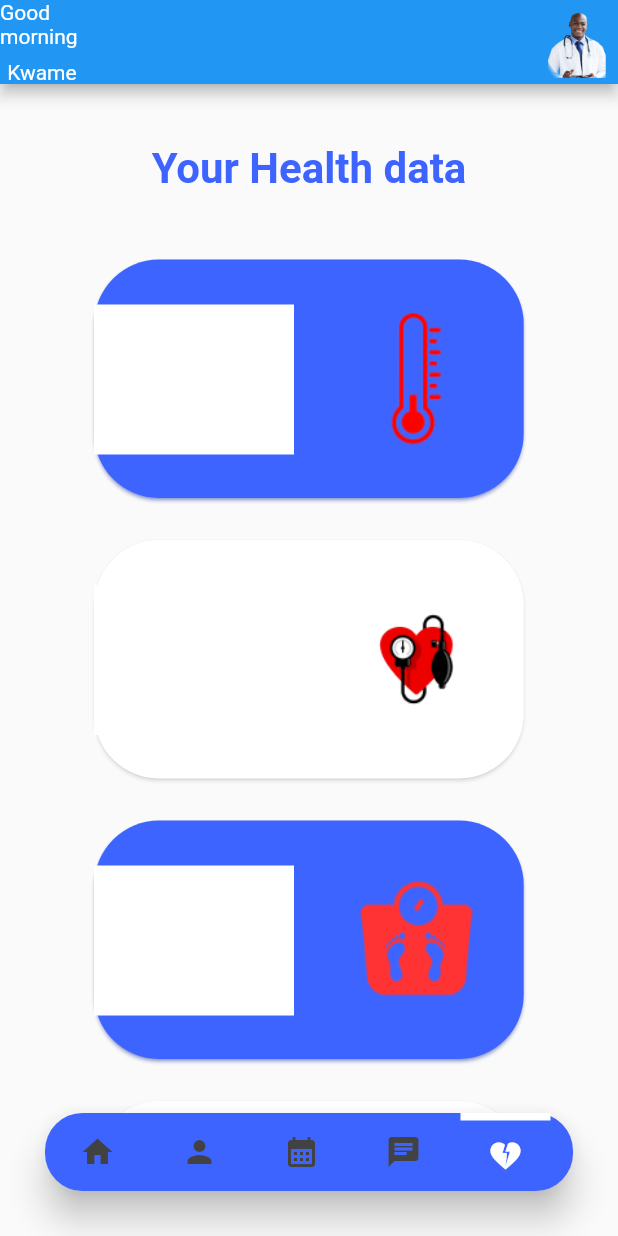
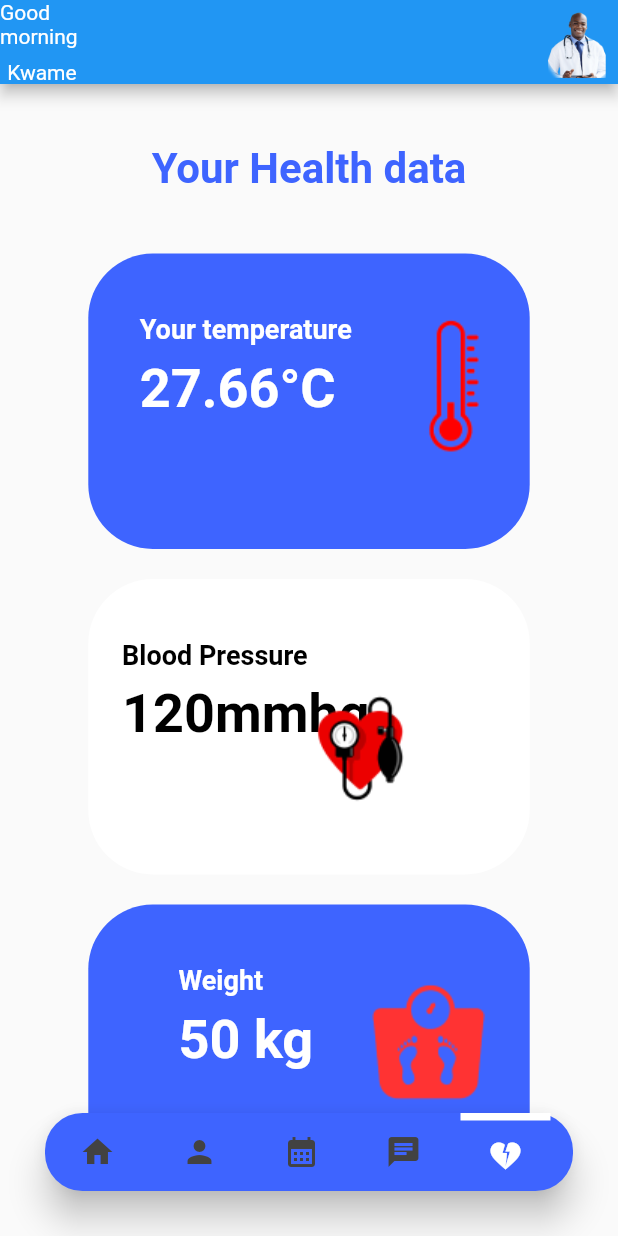
Before and after one commit to akuetteh51/ProjectWork, a Flutter app: the SensorHome screen opened directly, on a phone screen of 412 x 824 dp. Run offline on Flutter 3.47's test engine with Material 2 defaults, Android fonts, the light colour scheme and no system bars; our stand-ins replace animated_splash_screen, charts_flutter, cloud_firestore, equatable, firebase_auth, firebase_core and 2 more; accounts and stored records are empty.

Commit message:
working on firebase and Sensor data screens

```diff
--- /dev/null
+++ b/vita_chek_v2/lib/provider/signup/signup_provider.dart
@@ -0,0 +1,31 @@
+import 'package:flutter/material.dart';
+import 'package:vita_chek_v2/models/custom_error.dart';
+import 'package:vita_chek_v2/provider/signup/sigup_state.dart';
+import 'package:vita_chek_v2/views/auth_repos.dart';
+
+class SignupProvider with ChangeNotifier {
+  SignupState _state = SignupState.initial();
+  SignupState get state => _state;
+
+  final AuthRepository authRepository;
+  SignupProvider({
+    required this.authRepository,
+  });
+  Future<void> signup({
+    required String name,
+    required String email,
+    required String password,
+  }) async {
+    _state = _state.copyWith(signupStatus: SignupStatus.submitting);
+    notifyListeners();
+    try {
+      await authRepository.signup(name: name, email: email, password: password);
+      _state = _state.copyWith(signupStatus: SignupStatus.success);
+      notifyListeners();
+    } on customError catch (e) {
+      _state = _state.copyWith(signupStatus: SignupStatus.error, error: e);
+      notifyListeners();
+      rethrow;
+    }
+  }
+}
--- /dev/null
+++ b/vita_chek_v2/lib/provider/signup/sigup_state.dart
@@ -0,0 +1,36 @@
+import 'package:equatable/equatable.dart';
+
+import 'package:vita_chek_v2/models/custom_error.dart';
+
+enum SignupStatus {
+  initial,
+  submitting,
+  success,
+  error,
+}
+
+class SignupState extends Equatable {
+  final SignupStatus signupStatus;
+  final customError error;
+  SignupState({
+    required this.signupStatus,
+    required this.error,
+  });
+  factory SignupState.initial() {
+    return SignupState(
+      signupStatus: SignupStatus.initial,
+      error: customError(),
+    );
+  }
+  @override
+  List<Object> get props => [signupStatus, error];
+
+  @override
+  bool get stringify => true;
+  SignupState copyWith({SignupStatus? signupStatus, customError? error}) {
+    return SignupState(
+      signupStatus: signupStatus ?? this.signupStatus,
+      error: error ?? this.error,
+    );
+  }
+}
--- a/vita_chek_v2/lib/views/dataSensor.dart
+++ b/vita_chek_v2/lib/views/dataSensor.dart
@@ -1,4 +1,5 @@
 import 'package:flutter/material.dart';
+import 'package:vita_chek_v2/widgets/Sensor_Data.dart';
 
 import '../widgets/bottom_navigation..dart';
 import '../widgets/sensorData.dart';
@@ -36,40 +37,60 @@ class SensorHome extends StatelessWidget {
             SizedBox(
               height: 40,
             ),
-            SensorData(
+            Sensor_data(
               color: const Color(0xFF3E64FF),
               text: "Your temperature",
-              dataIcon: "images/temperature.png",
+              positionIcon: Padding(
+                padding: const EdgeInsets.only(top: 30, left: 30),
+                child: Image.asset("images/temperature.png"),
+              ),
+              // dataIcon: "images/temperature.png",
               sensorData: "27.66°C",
               fontcolor: Colors.white,
             ),
             SizedBox(
               height: 20,
             ),
-            SensorData(
+            Sensor_data(
               color: Colors.white,
               text: "Blood Pressure",
-              dataIcon: "images/bloodpressure.png",
               sensorData: "120mmhg",
+              positionIcon: Padding(
+                padding: const EdgeInsets.only(
+                  top: 30,
+                  left: 50,
+                  right: 30,
+                ),
+                child: Image.asset("images/bloodpressure.png"),
+              ),
+              // dataIcon: "images/bloodpressure.png",
               fontcolor: Colors.black,
             ),
             SizedBox(
               height: 20,
             ),
-            SensorData(
+            Sensor_data(
               color: const Color(0xFF3E64FF),
               text: "Weight",
-              dataIcon: "images/weight.png",
-              sensorData: "50kg",
+              positionIcon: Padding(
+                padding: const EdgeInsets.only(top: 50, left: 30, right: 30),
+                child: Image.asset("images/weight.png"),
+              ),
+              // dataIcon: "images/weight.png",
+              sensorData: "50 kg",
               fontcolor: Colors.white,
             ),
             SizedBox(
               height: 20,
             ),
-            SensorData(
+            Sensor_data(
               color: Colors.white,
               text: "Height",
-              dataIcon: "images/height.png",
+              positionIcon: Padding(
+                padding: const EdgeInsets.only(top: 30, left: 30),
+                child: Image.asset("images/height.png"),
+              ),
+              // dataIcon: "images/height.png",
               sensorData: "5’7 ft",
               fontcolor: Colors.black,
             ),
--- a/vita_chek_v2/lib/views/login.dart
+++ b/vita_chek_v2/lib/views/login.dart
@@ -9,7 +9,7 @@ import '../controller/error_dialog.dart';
 import 'signup.dart';
 
 class LogIn extends StatefulWidget {
-  LogIn({super.key});
+  const LogIn({super.key});
 
   @override
   State<LogIn> createState() => _LogInState();
--- /dev/null
+++ b/vita_chek_v2/lib/widgets/Sensor_Data.dart
@@ -0,0 +1,76 @@
+import 'package:flutter/material.dart';
+
+class Sensor_data extends StatelessWidget {
+  final Padding positionIcon;
+  final String text;
+  // final String dataIcon;
+  final String sensorData;
+  final Color color;
+  final Color fontcolor;
+  const Sensor_data(
+      {super.key,
+      required this.text,
+      // required this.dataIcon,
+      required this.sensorData,
+      required this.color,
+      required this.fontcolor,
+      required this.positionIcon});
+
+  @override
+  Widget build(BuildContext context) {
+    return Center(
+      child: Container(
+        decoration: BoxDecoration(
+          borderRadius: BorderRadius.circular(43),
+          color: color,
+        ),
+        width: MediaQuery.of(context).size.width / 1.4,
+        height: 197,
+        child: Stack(children: [
+          Positioned(
+            top: 40,
+            left: 10,
+            child: Container(
+              width: 190,
+              height: 140,
+              child: Center(
+                child: Column(
+                  mainAxisAlignment: MainAxisAlignment.center,
+                  crossAxisAlignment: CrossAxisAlignment.start,
+                  children: [
+                    Text(
+                      text,
+                      style: TextStyle(
+                          fontSize: 18,
+                          fontWeight: FontWeight.bold,
+                          color: fontcolor),
+                    ),
+                    SizedBox(
+                      height: 8,
+                    ),
+                    Expanded(
+                      child: Text(
+                        sensorData,
+                        style: TextStyle(
+                            fontSize: 36.0,
+                            fontWeight: FontWeight.bold,
+                            color: fontcolor),
+                      ),
+                    ),
+                  ],
+                ),
+              ),
+            ),
+          ),
+          Positioned(
+            right: 0,
+            child: positionIcon,
+            // child: Padding(
+            //   padding: const EdgeInsets.only(top: 30, left: 30),
+            //   child: Image.asset(dataIcon),
+          )
+        ]),
+      ),
+    );
+  }
+}
--- a/vita_chek_v2/lib/widgets/sensorData.dart
+++ b/vita_chek_v2/lib/widgets/sensorData.dart
@@ -23,42 +23,28 @@ class SensorData extends StatelessWidget {
         child: Container(
           width: MediaQuery.of(context).size.width / 1.4,
           height: 167,
+          child: Expanded(
             child: Card(
               shadowColor: color.withOpacity(1),
               shape: RoundedRectangleBorder(
                 borderRadius: BorderRadius.circular(43.0),
               ),
               color: color,
+              child: Row(
+                children: [
+                  Padding(
+                    padding: const EdgeInsets.all(8.0),
                     child: Expanded(
-              child: Positioned(
-                top: 20,
-                left: 20,
-                child: Row(
-                  // mainAxisAlignment: MainAxisAlignment.center,
-                  // crossAxisAlignment: CrossAxisAlignment.center,
-                  // mainAxisSize: MainAxisSize.min,
-                  children: [
-                    Expanded(
-                      child: Stack(children: [
-                        Positioned(
-                          top: 30,
-                          right: 10,
-                          height: 100,
-                          width: 590,
                       child: Container(
-                            width: 330,
+                        width: 450,
                         height: 90,
                         color: Colors.white,
                         child: Column(
                           mainAxisAlignment: MainAxisAlignment.start,
                           mainAxisSize: MainAxisSize.min,
                           children: [
-                                Padding(
-                                  padding: const EdgeInsets.only(
-                                      top: 50.0, left: 8.0),
-                                  child: Expanded(
+                            Expanded(
                               child: Text(
-                                      overflow: TextOverflow.clip,
                                 text,
                                 style: TextStyle(
                                     fontSize: 15,
@@ -66,12 +52,7 @@ class SensorData extends StatelessWidget {
                                     color: fontcolor),
                               ),
                             ),
-                                ),
                             Expanded(
-                                  child: Padding(
-                                    padding: const EdgeInsets.only(
-                                        bottom: 5.0, right: 0, left: 20.0),
-                                    child: Expanded(
                               child: Text(
                                 sensorData,
                                 style: TextStyle(
@@ -80,19 +61,16 @@ class SensorData extends StatelessWidget {
                                     color: fontcolor),
                               ),
                             ),
-                                  ),
-                                ),
                           ],
                         ),
                       ),
                     ),
-                      ]),
                   ),
-                    Positioned(
-                      height: 40,
-                      left: 25,
-                      child: Expanded(
-                        child: Image.asset(dataIcon),
+                  Expanded(
+                    child: Image.asset(
+                      dataIcon,
+                      height: 75,
+                      width: 85,
                     ),
                   ),
                 ],
@@ -101,7 +79,6 @@ class SensorData extends StatelessWidget {
           ),
         ),
       ),
-      ),
     );
   }
 }
```
Also changed, not shown: vita_chek_v2/lib/main.dart (+13 -3 lines), vita_chek_v2/lib/views/loading.dart (+13 -0 lines), vita_chek_v2/lib/views/signup_page.dart (added, +220 -0 lines), vita_chek_v2/lib/views/splash.dart (+10 -5 lines). Lines whose indentation alone changed are shown as unchanged.
